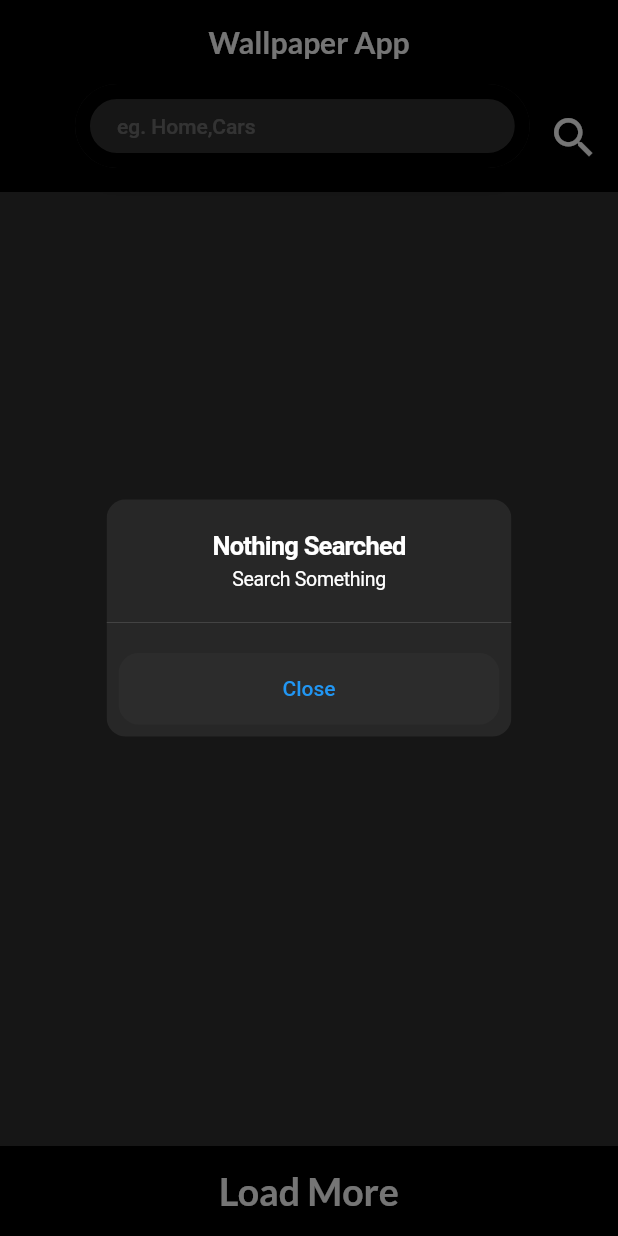
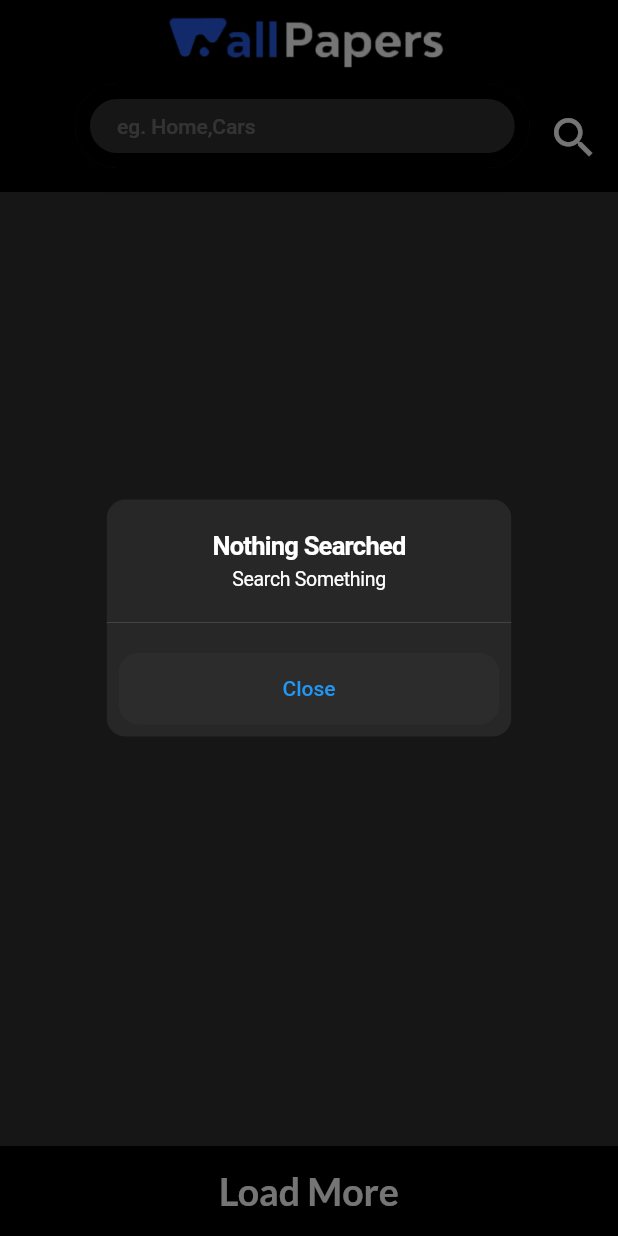
Before and after one commit to vineet-vishwakarma/Wallpaper_App, a Flutter app: the Wallpaper screen opened directly, after a tap on the "search" icon, on a phone screen of 412 x 824 dp. Run offline on Flutter 3.47's test engine with Material 2 defaults, Android fonts, the phone set to English and light mode, and no system bars; our stand-ins replace flutter_cache_manager, google_fonts; missing offline and left inert: flutter_wallpaper_manager, open_app_file; network calls fail.

```diff
--- a/lib/wallpaper.dart
+++ b/lib/wallpaper.dart
@@ -59,16 +59,12 @@ class _WallpaperState extends State<Wallpaper> {
         appBar: AppBar(
           backgroundColor: Colors.black,
           centerTitle: true,
-          title: Text(
-            'Wallpaper App',
-            style: GoogleFonts.lato(
-                textStyle: const TextStyle(
-              color: Colors.white,
-              fontWeight: FontWeight.bold,
-            )),
+          title: Expanded(
+            child: Padding(
+              padding: const EdgeInsets.symmetric(vertical: 50.0,horizontal: 50.0),
+              child: Image.asset("assets/vertical_logo.png"),
+            ),
           ),
-          // actions: [
-          // ],
         ),
         body: Column(
           children: [
```
Also changed, not shown: lib/searchWallpaper.dart (+12 -8 lines), assets/vertical_logo.png (added), 1 other file.
